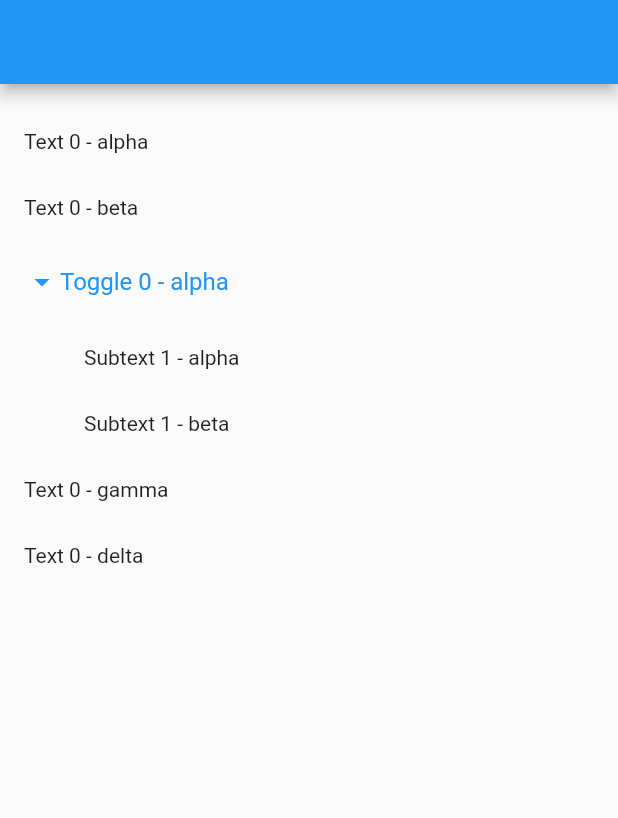
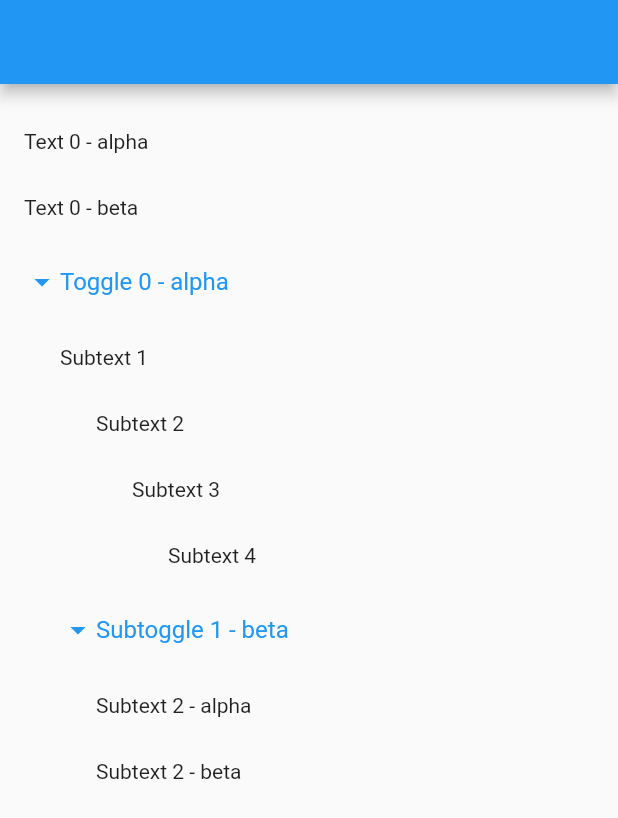
Before and after one commit to MagTuxGit/reordable_expandable_list, a Flutter app: the screen it shows after launch, on a phone screen of 412 x 824 dp. Shown: the top 818 px of the screen. Run offline on Flutter 3.47's test engine with Material 2 defaults, Android fonts, the phone set to English and light mode, and no system bars; our stand-ins replace nanoid.

Commit message:
reorder fix, change level, paddings fix

```diff
--- a/lib/drop_test.dart
+++ b/lib/drop_test.dart
@@ -45,11 +45,13 @@ class _TestDNDState extends State<TestDND> {
         _replaceBlock(data, blockNodes.length);
       },
       builder: (context, List<EditorItem?> footerCandidateData, rejectedData) {
-        return AnimatedList(
+        return ListView.builder(
           key: _listViewKey,
           controller: _scrollController,
-          initialItemCount: items.length + 1,
-          itemBuilder: (context, index, animation) {
+          //initialItemCount: items.length + 1,
+          padding: const EdgeInsets.fromLTRB(16, 0, 16, 0),
+          itemCount: items.length + 1,
+          itemBuilder: (context, index) {
             if (index == items.length) {
               return DragTarget<EditorItem>(
                 builder:
@@ -76,7 +78,7 @@ class _TestDNDState extends State<TestDND> {
             return _ToggleListItem(
               items[index],
               //index: index,
-              animation: animation,
+              //animation: animation,
               onDragStart: () => _isDragging = true,
               onDragEnd: () => _isDragging = false,
               onReplaceBlock: _replaceBlock,
@@ -95,8 +97,27 @@ class _TestDNDState extends State<TestDND> {
   }
 
   void _replaceBlock(EditorItem data, int blockIndex) {
+    final indexFrom = data.blockNodeIndex;
+
+    int blockIndexTo = indexFrom < blockIndex
+        ? blockIndex - (data.children.length + 1)
+        : blockIndex;
+
+    if (indexFrom == blockIndexTo) {
+      return;
+    }
+
+    int levelsToAdd = 0;
+    if (blockIndexTo == 0) {
+      levelsToAdd = -data.blockNode.listLevel;
+    } else {
+      final prevBlock = blockNodes[blockIndex - 1];
+      levelsToAdd = prevBlock.listLevel +
+          (prevBlock.isToggleList ? 1 : 0) -
+          data.blockNode.listLevel;
+    }
+
     setState(() {
-      final indexFrom = data.blockNodeIndex;
       blockNodes.removeAt(indexFrom);
       for (final _ in data.children) {
         blockNodes.removeAt(indexFrom);
@@ -105,13 +126,10 @@ class _TestDNDState extends State<TestDND> {
       // _listViewKey.currentState?.removeItem(indexFrom, (_, __) => Container(),
       //     duration: Duration.zero);
 
-      int blockIndexTo = indexFrom < blockIndex
-          ? blockIndex - (data.children.length + 1)
-          : blockIndex;
-      blockNodes.insert(blockIndexTo, data.blockNode);
+      blockNodes.insert(blockIndexTo, data.blockNode.changeIndex(levelsToAdd));
       for (final child in data.children) {
         blockIndexTo++;
-        blockNodes.insert(blockIndexTo, child.blockNode);
+        blockNodes.insert(blockIndexTo, child.blockNode.changeIndex(levelsToAdd));
       }
 
       //_listViewKey.currentState?.insertItem(itemIndexTo);
@@ -176,15 +194,12 @@ class _BlockWidget extends StatelessWidget {
 
   @override
   Widget build(BuildContext context) {
-    return Padding(
-      padding: EdgeInsets.only(left: blockNode.listLevel * 24),
-      child: Container(
+    return Container(
       height: 44,
       width: 300,
       alignment: Alignment.centerLeft,
       padding: const EdgeInsets.fromLTRB(0, 4, 0, 4),
       child: Text(blockNode.value),
-      ),
     );
   }
 }
@@ -193,11 +208,11 @@ class _ToggleListItem extends StatelessWidget {
   final EditorItem item;
   final Function() onDragStart;
   final Function() onDragEnd;
-  final Animation<double> animation;
+  final Animation<double>? animation;
   final Function(EditorItem, int) onReplaceBlock;
 
   const _ToggleListItem(this.item,
-      {required this.animation,
+      {this.animation,
       required this.onReplaceBlock,
       required this.onDragStart,
       required this.onDragEnd});
@@ -246,7 +261,10 @@ class _ToggleListItem extends StatelessWidget {
 
     blockWidget = PageStorage(
       bucket: _pageStorageBucket,
-      child: Material(child: blockWidget),
+      child: Material(child: Padding(
+        padding: EdgeInsets.only(left: item.level * 24),
+        child: blockWidget,
+      )),
     );
 
     final draggableWidget = LongPressDraggable(
@@ -267,12 +285,10 @@ class _ToggleListItem extends StatelessWidget {
     );
 
     return SizeTransition(
-      sizeFactor: animation,
+      sizeFactor: animation ?? const AlwaysStoppedAnimation<double>(1),
       child: DragTarget<EditorItem>(
         builder: (context, List<EditorItem?> candidateData, rejectedData) {
-          return Padding(
-            padding: const EdgeInsets.fromLTRB(16, 0, 16, 0),
-            child: Column(
+          return Column(
             crossAxisAlignment: CrossAxisAlignment.stretch,
             children: [
               if (item.blockNodeIndex == 0) const SizedBox(height: 16),
@@ -284,7 +300,6 @@ class _ToggleListItem extends StatelessWidget {
               ),
               draggableWidget,
             ],
-            ),
           );
         },
         onWillAccept: (data) {
--- a/lib/model.dart
+++ b/lib/model.dart
@@ -1,43 +1,55 @@
+import 'dart:math';
+
 import 'id_utils.dart';
 
 class Data {
-  static List<BlockNode> blockNodes = [
-    BlockNode('Text 0 - alpha', 0),
-    BlockNode('Text 0 - beta', 0),
-    BlockNode('Toggle 0 - alpha', 0, isToggleList: true),
-    BlockNode('Subtext 1 - alpha', 1),
-    BlockNode('Subtext 1 - beta', 1),
-    BlockNode('Text 0 - gamma', 0),
-    BlockNode('Text 0 - delta', 0),
-  ];
+  // static List<BlockNode> blockNodes = [
+  //   BlockNode(value: 'Text 0 - alpha', listLevel: 0),
+  //   BlockNode(value: 'Text 0 - beta', listLevel: 0),
+  //   BlockNode(value: 'Toggle 0 - alpha', listLevel: 0, isToggleList: true),
+  //   BlockNode(value: 'Subtext 1 - alpha', listLevel: 1),
+  //   BlockNode(value: 'Subtext 1 - beta', listLevel: 1),
+  //   BlockNode(value: 'Text 0 - gamma', listLevel: 0),
+  //   BlockNode(value: 'Text 0 - delta', listLevel: 0),
+  // ];
 
   // static List<BlockNode> blockNodes = [
-  //   BlockNode('Text 0 - alpha', 0),
-  //   BlockNode('Text 0 - beta', 0),
-  //   BlockNode('Toggle 0 - alpha', 0, isToggleList: true),
-  //   BlockNode('Subtext 1 - alpha', 1),
-  //   BlockNode('Subtext 1 - beta', 1),
-  //   BlockNode('Subtoggle 1 - alpha', 1, isToggleList: true),
-  //   BlockNode('Subtext 2 - alpha', 2),
-  //   BlockNode('Subtext 2 - beta', 2),
-  //   BlockNode('Subtoggle 1 - beta', 1, isToggleList: true),
-  //   BlockNode('Subtext 2 - alpha', 2),
-  //   BlockNode('Subtext 2 - beta', 2),
+  //   BlockNode(value: 'Text 0 - alpha', listLevel: 0),
+  //   BlockNode(value: 'Text 0 - beta', listLevel: 0),
+  //   BlockNode(value: 'Toggle 0 - alpha', listLevel: 0, isToggleList: true),
+  //   BlockNode(value: 'Subtext 1 - alpha', listLevel: 1),
+  //   BlockNode(value: 'Subtext 1 - beta', listLevel: 1),
+  //   BlockNode(value: 'Subtoggle 1 - alpha', listLevel: 1, isToggleList: true),
+  //   BlockNode(value: 'Subtext 2 - alpha', listLevel: 2),
+  //   BlockNode(value: 'Subtext 2 - beta', listLevel: 2),
+  //   BlockNode(value: 'Subtoggle 1 - beta', listLevel: 1, isToggleList: true),
+  //   BlockNode(value: 'Subtext 2 - alpha', listLevel: 2),
+  //   BlockNode(value: 'Subtext 2 - beta', listLevel: 2),
   // ];
+
+  static List<BlockNode> blockNodes = [
+    BlockNode(value: 'Text 0 - alpha', listLevel: 0),
+    BlockNode(value: 'Text 0 - beta', listLevel: 0),
+    BlockNode(value: 'Toggle 0 - alpha', listLevel: 0, isToggleList: true),
+    BlockNode(value: 'Subtext 1', listLevel: 1),
+    BlockNode(value: 'Subtext 2', listLevel: 2),
+    BlockNode(value: 'Subtext 3', listLevel: 3),
+    BlockNode(value: 'Subtext 4', listLevel: 4),
+    BlockNode(value: 'Subtoggle 1 - beta', listLevel: 1, isToggleList: true),
+    BlockNode(value: 'Subtext 2 - alpha', listLevel: 2),
+    BlockNode(value: 'Subtext 2 - beta', listLevel: 2),
+  ];
 
   static List<EditorItem> items(List<BlockNode> blockNodes) {
     final List<EditorItem> items = [];
 
     EditorItem? currentItem;
-    //for (final blockNode in blockNodes) {
     for (int i = 0; i < blockNodes.length; i++) {
       final blockNode = blockNodes[i];
       while (currentItem != null && blockNode.listLevel <= currentItem.level) {
         currentItem = currentItem.parent;
       }
       final item = EditorItem(i, blockNode, currentItem, []);
-
-      //items.add(item);
 
       if (currentItem == null) {
         items.add(item);
@@ -58,10 +70,15 @@ class EditorItem {
   final BlockNode blockNode;
   final EditorItem? parent;
   final List<EditorItem> children;
+  late final int level;
 
-  EditorItem(this.blockNodeIndex, this.blockNode, this.parent, this.children);
-
-  int get level => blockNode.listLevel;
+  EditorItem(this.blockNodeIndex, this.blockNode, this.parent, this.children) {
+    if (parent == null) {
+      level = blockNode.listLevel;
+    } else {
+      level = blockNode.listLevel - parent!.level;
+    }
+  }
 
   bool get isToggle => blockNode.isToggleList;
 
@@ -80,8 +97,16 @@ class BlockNode {
   final bool isToggleList;
   final int listLevel;
 
-  BlockNode(this.value, this.listLevel, {this.isToggleList = false})
-      : id = ItemIdUtils.newEntityId();
+  BlockNode({String? id, required this.value, required this.listLevel, this.isToggleList = false})
+      : id = id ?? ItemIdUtils.newEntityId();
+
+  BlockNode changeIndex(int levelsToAdd) =>
+      BlockNode(
+        id: id,
+        value: value,
+        listLevel: max(0, min(7, listLevel + levelsToAdd)),
+        isToggleList: isToggleList,
+      );
 
   @override
   bool operator ==(Object other) =>
```
Lines whose indentation alone changed are shown as unchanged.
